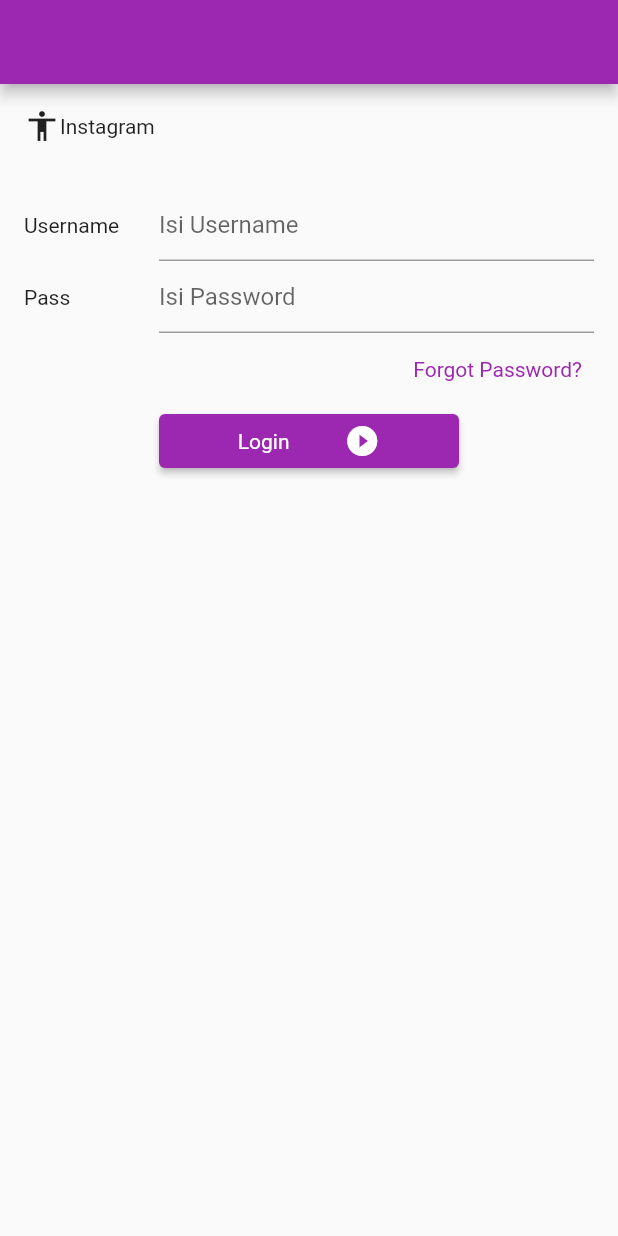
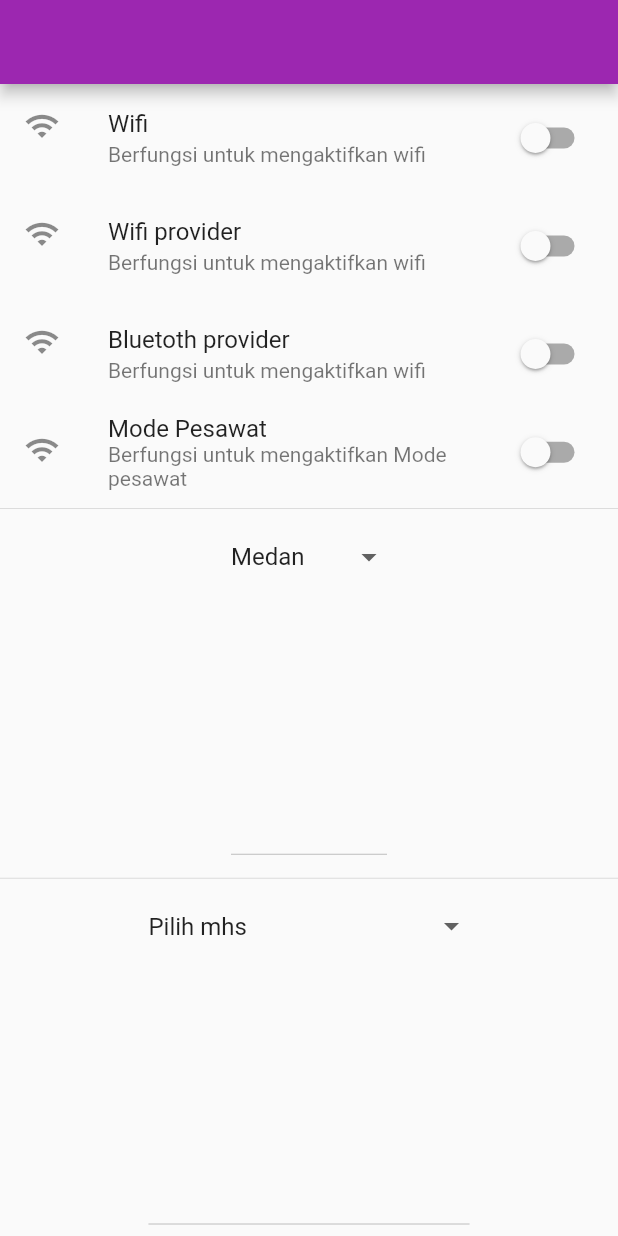
Before and after one commit to siopipin/mobile-frontend, a Flutter app: the screen it shows after launch, on a phone screen of 412 x 824 dp. Run offline on Flutter 3.47's test engine with Material 2 defaults, Android fonts, the phone set to English and light mode, and no system bars; our stand-ins replace carousel_slider, image_picker, webview_flutter; missing offline and left inert: dart:ffi, day_night_time_picker.

Commit message:
update pertemuan06

```diff
--- a/lib/main.dart
+++ b/lib/main.dart
@@ -4,6 +4,19 @@ import 'package:flutter_application/pertemuan02/pertemuan02_screen.dart';
 import 'package:flutter_application/pertemuan02/teori02_screen.dart';
 import 'package:flutter_application/pertemuan03/pert03_screen.dart';
 import 'package:flutter_application/pertemuan03/pertemuan03_screen_praktek.dart';
+import 'package:flutter_application/pertemuan04/setstate/login_screen.dart';
+import 'package:flutter_application/pertemuan04/setstate/pert4coba_initstate.dart';
+import 'package:flutter_application/pertemuan04/setstate/pertemuan04_ifbpagi.dart';
+import 'package:flutter_application/pertemuan04praktek/pertemuan04praktek_listbuku.dart';
+import 'package:flutter_application/pertemuan04teori/pert04_provider.dart';
+import 'package:flutter_application/pertemuan04teori/pert04_screen.dart';
+import 'package:flutter_application/pertemuan05/pertemuan05_praktek.dart';
+import 'package:flutter_application/pertemuan05/pertemuan05_praktek_provider.dart';
+import 'package:flutter_application/pertemuan05/pertemuan05_screen.dart';
+import 'package:flutter_application/pertemuan06/pertemuan06_provider.dart';
+import 'package:flutter_application/pertemuan06/pertemuan06_screen.dart';
+import 'package:flutter_application/pertemuan06/pertemuan06_teori_ifb.dart';
+import 'package:flutter_application/pertemuan06/pertemuan06teori_provider.dart';
 
 //Import Minggu M15
 import 'package:flutter_application/pertemuan15/pertemuan15_provider.dart';
@@ -11,11 +24,25 @@ import 'package:flutter_application/pertemuan15/pertemuan15_screen.dart';
 import 'package:provider/provider.dart';
 
 import 'pertemuan03/components/textfield_widget.dart';
+import 'package:flutter_application/pertemuan05/pertemuan05_provider.dart';
 
 void main() {
   runApp(MultiProvider(providers: [
+    //Provider minggu5
+    ChangeNotifierProvider(create: (_) => Pertemuan05Provider()),
     //Provider minggu15
     ChangeNotifierProvider(create: (_) => Pertemuan15Provider()),
+    //Provider minggu04
+    ChangeNotifierProvider(create: (_) => Pert04Provider()),
+
+    //Provider minggu05
+    ChangeNotifierProvider(create: (_) => Pertemuan05PrektekProv()),
+
+    //Provider minggu06
+    ChangeNotifierProvider(create: (_) => Pertemuan06Provider()),
+
+    //Provider minggu06.1
+    ChangeNotifierProvider(create: (_) => Pertemuan06TeoriProvider()),
   ], child: const MyApp()));
 }
 
@@ -31,7 +58,7 @@ class MyApp extends StatelessWidget {
         brightness: Brightness.light,
         primarySwatch: Colors.purple,
       ),
-      home: const Pertemuan03ScreenPraktek(),
+      home: Pertemuan06TeoriIFB(),
     );
   }
 }
--- a/lib/pertemuan04/setstate/login_screen.dart
+++ b/lib/pertemuan04/setstate/login_screen.dart
@@ -2,6 +2,7 @@ import 'package:flutter/material.dart';
 import 'package:flutter_application/pertemuan04/provider/produk2_screen.dart';
 import 'package:flutter_application/pertemuan04/provider/produk_provider.dart';
 import 'package:flutter_application/pertemuan04/setstate/components/login_textfield_david.dart';
+import 'package:flutter_application/pertemuan04/setstate/pertemuan04_ifbpagi.dart';
 import 'package:flutter_application/pertemuan04/setstate/produk_screen.dart';
 import 'package:provider/provider.dart';
 
@@ -142,6 +143,11 @@ class _LoginScreenState extends State<LoginScreen> {
                           MediaQuery.of(context).size.width / 2 + 100, 50)),
                 ),
 
+                // Widget custom.
+                for (int i = 0; i < 5; i++)
+                  Pertemuan04IFBPagiTeori(
+                      nama: i.toString(), keluhan: "Keluahan ${i.toString()}"),
+
                 const Spacer(),
               ])),
         ),
--- a/lib/pertemuan06/pertemuan06_model.dart
+++ b/lib/pertemuan06/pertemuan06_model.dart
@@ -39,7 +39,7 @@ class Todo {
   String? id;
   String? title;
   String? desc;
-  Bool? status;
+  bool? status;
 
   factory Todo.fromRawJson(String str) => Todo.fromJson(json.decode(str));
 
--- /dev/null
+++ b/lib/pertemuan06/pertemuan06_teori_ifb.dart
@@ -0,0 +1,124 @@
+import 'package:flutter/material.dart';
+import 'package:flutter_application/pertemuan06/pertemuan06teori_provider.dart';
+import 'package:provider/provider.dart';
+
+class Pertemuan06TeoriIFB extends StatefulWidget {
+  const Pertemuan06TeoriIFB({super.key});
+
+  @override
+  State<Pertemuan06TeoriIFB> createState() => _Pertemuan06TeoriIFBState();
+}
+
+class _Pertemuan06TeoriIFBState extends State<Pertemuan06TeoriIFB> {
+  bool status = false;
+  String item = "Medan";
+
+  @override
+  Widget build(BuildContext context) {
+    final logic = context.watch<Pertemuan06TeoriProvider>();
+
+    return Scaffold(
+      appBar: AppBar(),
+      body: Column(children: [
+        //switch dengan setState
+        SwitchListTile(
+          value: status,
+          secondary: Icon(Icons.wifi),
+          title: Text("Wifi"),
+          subtitle: Text("Berfungsi untuk mengaktifkan wifi"),
+          onChanged: (val) {
+            print(val);
+            setState(() {
+              status = val;
+            });
+          },
+        ),
+
+        //switch dengan provider.
+        SwitchListTile(
+          value: logic.dataStatus,
+          secondary: Icon(Icons.wifi),
+          title: Text("Wifi provider"),
+          subtitle: Text("Berfungsi untuk mengaktifkan wifi"),
+          onChanged: (val) {
+            logic.setStatus = val;
+          },
+        ),
+
+        //switch dengan provider.
+        SwitchListTile(
+          value: logic.statusBt(),
+          secondary: Icon(Icons.wifi),
+          title: Text("Bluetoth provider"),
+          subtitle: Text("Berfungsi untuk mengaktifkan wifi"),
+          onChanged: (val) {
+            logic.setStatusBT('budi', val);
+          },
+        ),
+
+        //switch dengan provider.
+        SwitchListTile(
+          value: logic.dataStatusPesawat,
+          secondary: Icon(Icons.wifi),
+          title: Text("Mode Pesawat"),
+          subtitle: Text("Berfungsi untuk mengaktifkan Mode pesawat"),
+          onChanged: (val) {
+            logic.setDataStatusPesawat = val;
+          },
+        ),
+
+        Divider(),
+        Expanded(
+          child: DropdownButton(
+              value: item,
+              items: [
+                DropdownMenuItem(
+                  child: Container(
+                    height: 80,
+                    width: 80,
+                    child: TextField(
+                        decoration: InputDecoration(label: Text("Cari Kota"))),
+                  ),
+                  value: "Pilih kota",
+                ),
+                DropdownMenuItem(
+                  child: Text("Medan"),
+                  value: "Medan",
+                ),
+                DropdownMenuItem(
+                  child: Text("Sibolga"),
+                  value: "Sibolga",
+                ),
+              ],
+              onChanged: (val) {
+                setState(() {
+                  item = val.toString();
+                });
+              }),
+        ),
+        Divider(),
+        Expanded(
+          child: DropdownButton(
+              menuMaxHeight: 200,
+              value: logic.dataItem,
+              items: logic.mahasiswa.map((item) {
+                if (logic.mahasiswa.length > 0) {
+                  return DropdownMenuItem(
+                    child: Text(item),
+                    value: item.toString(),
+                  );
+                } else {
+                  return DropdownMenuItem(
+                    child: Text("Tidak ada data"),
+                    value: item.toString(),
+                  );
+                }
+              }).toList(),
+              onChanged: (val) {
+                logic.setDataItem = val;
+              }),
+        )
+      ]),
+    );
+  }
+}
--- /dev/null
+++ b/lib/pertemuan06/pertemuan06teori_provider.dart
@@ -0,0 +1,60 @@
+import 'package:flutter/material.dart';
+
+class Pertemuan06TeoriProvider extends ChangeNotifier {
+  bool _status = false;
+  bool _statusBt = false;
+
+  bool get dataStatus => _status;
+
+  statusBt() {
+    return _statusBt;
+  }
+
+  //mirip dengan setState
+  set setStatus(val) {
+    _status = val;
+    notifyListeners();
+  }
+
+  //mirip dengan state
+  setStatusBT(val1, val) {
+    print('val1: $val1');
+    print('val2: $val');
+
+    _statusBt = val;
+    notifyListeners();
+  }
+
+  //Logic untuk set mode pesawat
+  bool _statusPesawat = false;
+  bool get dataStatusPesawat => _statusPesawat;
+  set setDataStatusPesawat(x) {
+    _statusPesawat = x;
+    notifyListeners();
+  }
+
+  //logic untuk dropdownButton
+  List<String> mahasiswa = [
+    'Pilih mhs',
+    'Adji perdana kusuma',
+    'Adreas Tulus',
+    'Cherchen',
+    'Dean Joshua',
+    'Erika Rhulina Lumban Gaol',
+    'Sikenni Jaya',
+    'Indra Gunawan Gulo',
+    "a",
+    "b",
+    "c",
+    "d",
+    "e",
+  ];
+
+  String _item = "Pilih mhs";
+  String get dataItem => _item;
+  set setDataItem(val) {
+    print(val);
+    _item = val;
+    notifyListeners();
+  }
+}
```
Also changed, not shown: lib/pertemuan04/setstate/pert4coba_initstate.dart (added, +61 -0 lines), lib/pertemuan04/setstate/pertemuan04_ifbpagi.dart (added, +23 -0 lines), lib/pertemuan04praktek/pertemuan04praktek_listbuku.dart (added, +78 -0 lines), lib/pertemuan04teori/pert04_provider.dart (added, +26 -0 lines), lib/pertemuan04teori/pert04_screen.dart (added, +34 -0 lines), lib/pertemuan04teori/pert05_screen.dart (added, +20 -0 lines), lib/pertemuan05/pertemuan05_praktek.dart (added, +36 -0 lines), lib/pertemuan05/pertemuan05_praktek_provider.dart (added, +10 -0 lines), lib/pertemuan05/pertemuan05_screen.dart (+33 -6 lines), lib/pertemuan06/pertemuan06_screen.dart (+20 -2 lines).
